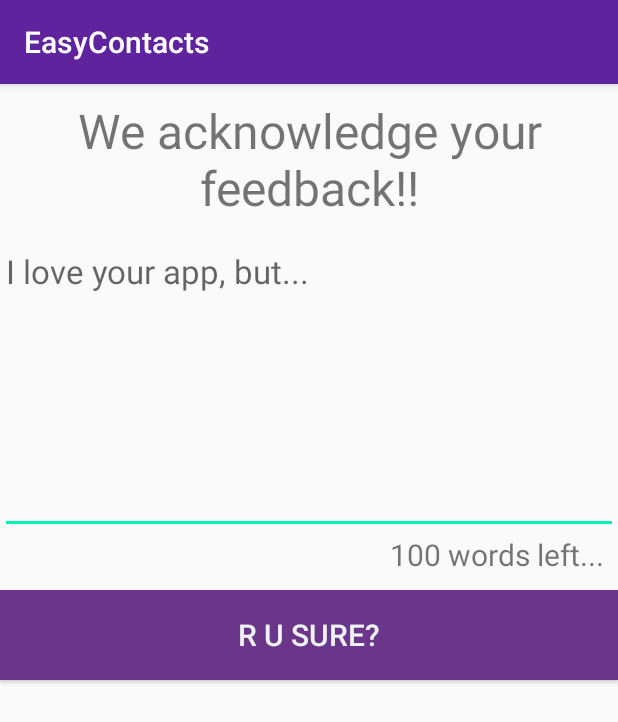
After one commit to Nikhil-Koganti/EasyContacts, an Android app: the FeedbackActivity screen opened directly, with no data from a screen before it, on a phone screen of 412 x 824 dp. The commit adds this screen. Shown: the top 722 px of the screen. Run offline under Robolectric (Android 15) with nearby library versions, the phone set to English and light mode, and no system bars.

Commit message:
Add Feedback Screen

```diff
--- a/app/build.gradle
+++ b/app/build.gradle
@@ -29,5 +29,6 @@ dependencies {
     compile 'com.android.support:support-v4:25.3.1'
     compile 'com.android.support:recyclerview-v7:25.3.1'
     compile 'com.android.support:cardview-v7:25.3.1'
+    compile 'com.android.support.constraint:constraint-layout:1.0.2'
     testCompile 'junit:junit:4.12'
 }
--- a/app/src/main/AndroidManifest.xml
+++ b/app/src/main/AndroidManifest.xml
@@ -2,10 +2,10 @@
 <manifest xmlns:android="http://schemas.android.com/apk/res/android"
     package="com.nikhilkoganti.easycontacts">
 
-    <uses-permission android:name="android.permission.READ_CONTACTS"/>
-    <uses-permission android:name="android.permission.WRITE_CONTACTS"/>
-    <uses-permission android:name="android.permission.READ_CALL_LOG"/>
-    <uses-permission android:name="android.permission.WRITE_CALL_LOG"/>
+    <uses-permission android:name="android.permission.READ_CONTACTS" />
+    <uses-permission android:name="android.permission.WRITE_CONTACTS" />
+    <uses-permission android:name="android.permission.READ_CALL_LOG" />
+    <uses-permission android:name="android.permission.WRITE_CALL_LOG" />
 
     <application
         android:allowBackup="true"
@@ -24,6 +24,7 @@
                 <category android:name="android.intent.category.LAUNCHER" />
             </intent-filter>
         </activity>
+        <activity android:name=".FeedbackActivity"></activity>
     </application>
 
 </manifest>
--- /dev/null
+++ b/app/src/main/java/com/nikhilkoganti/easycontacts/FeedbackActivity.java
@@ -0,0 +1,66 @@
+package com.nikhilkoganti.easycontacts;
+
+import android.support.v7.app.AppCompatActivity;
+import android.os.Bundle;
+import android.text.Editable;
+import android.text.TextWatcher;
+import android.view.View;
+import android.widget.Button;
+import android.widget.EditText;
+import android.widget.TextView;
+import android.widget.Toast;
+
+import java.util.Locale;
+
+public class FeedbackActivity extends AppCompatActivity {
+
+    @Override
+    protected void onCreate(Bundle savedInstanceState) {
+        super.onCreate(savedInstanceState);
+        setContentView(R.layout.activity_feedback);
+
+        Button feedbackButton = (Button) findViewById(R.id.feedback_button);
+        EditText feedbackText = (EditText) findViewById(R.id.feedback_edittext);
+        final TextView wordsLeftTextView = (TextView) findViewById(R.id.words_left_text_view);
+
+        wordsLeftTextView.setText(String.format(Locale.US, getString(R.string.words_left), 100));
+
+        feedbackButton.setOnClickListener(new View.OnClickListener() {
+            @Override
+            public void onClick(View v) {
+
+//                feedbackText.getText().toString();
+
+                Toast.makeText(getApplicationContext(), "Thank you for the feedback", Toast.LENGTH_SHORT).show();
+                finish();
+
+            }
+        });
+
+        feedbackText.addTextChangedListener(new TextWatcher() {
+            @Override
+            public void onTextChanged(CharSequence s, int start, int before, int count) {
+
+                String str = s.toString();
+
+                int spaces = str == null ? 0 : str.length() - str.replace(" ", "").length();
+                wordsLeftTextView.setText(String.format(Locale.US, getString(R.string.words_left), 100 - spaces - 1));
+            }
+
+            @Override
+            public void beforeTextChanged(CharSequence s, int start, int count, int after) {
+
+                // TODO Auto-generated method stub
+            }
+
+            @Override
+            public void afterTextChanged(Editable s) {
+
+                // TODO Auto-generated method stub
+            }
+        });
+
+
+
+    }
+}
--- a/app/src/main/java/com/nikhilkoganti/easycontacts/MainActivity.java
+++ b/app/src/main/java/com/nikhilkoganti/easycontacts/MainActivity.java
@@ -108,6 +108,8 @@ public class MainActivity extends AppCompatActivity implements NewContactFragmen
         //noinspection SimplifiableIfStatement
         if (id == R.id.action_settings) {
             return true;
+        }else if(id == R.id.action_feedback){
+            startActivity(new Intent(getApplicationContext(), FeedbackActivity.class));
         }
 
         return super.onOptionsItemSelected(item);
--- /dev/null
+++ b/app/src/main/res/layout/activity_feedback.xml
@@ -0,0 +1,47 @@
+<?xml version="1.0" encoding="utf-8"?>
+<LinearLayout xmlns:android="http://schemas.android.com/apk/res/android"
+    xmlns:app="http://schemas.android.com/apk/res-auto"
+    xmlns:tools="http://schemas.android.com/tools"
+    android:orientation="vertical"
+    android:layout_width="match_parent"
+    android:layout_height="match_parent"
+    tools:context="com.nikhilkoganti.easycontacts.FeedbackActivity">
+
+    <TextView
+        android:layout_width="match_parent"
+        android:layout_height="100dp"
+        android:text="@string/heading_feedback"
+        android:textSize="32sp"
+        android:labelFor="@+id/feedback_edittext"
+        android:gravity="center"/>
+
+    <EditText
+        android:id="@+id/feedback_edittext"
+        android:layout_width="match_parent"
+        android:layout_height="200dp"
+        android:gravity="top"
+        android:maxEms="500"
+        android:textSize="22sp"
+        android:inputType="textMultiLine"
+        android:hint="@string/feedback_hint"/>
+
+    <TextView
+        android:id="@+id/words_left_text_view"
+        android:layout_width="match_parent"
+        android:layout_height="wrap_content"
+        android:layout_marginEnd="10dp"
+        android:layout_marginBottom="10dp"
+        android:text="@string/words_left"
+        android:textSize="20sp"
+        android:gravity="right"/>
+
+    <Button
+        android:id="@+id/feedback_button"
+        android:layout_width="match_parent"
+        android:layout_height="60dp"
+        android:background="#6a358b"
+        android:textSize="20sp"
+        android:textColor="#eef3f5"
+        android:text="@string/send_feedback"/>
+
+</LinearLayout>
--- a/app/src/main/res/layout/activity_main.xml
+++ b/app/src/main/res/layout/activity_main.xml
@@ -29,6 +29,7 @@
 
     <android.support.v4.view.ViewPager
         android:id="@+id/container"
+        android:background="#FAFAFA"
         android:layout_width="match_parent"
         android:layout_height="match_parent"
         app:layout_behavior="@string/appbar_scrolling_view_behavior" />
--- a/app/src/main/res/layout/contact_item.xml
+++ b/app/src/main/res/layout/contact_item.xml
@@ -39,7 +39,7 @@
                 android:layout_margin="10dp"
                 android:layout_weight="1"
                 android:text="TextView"
-                android:textColor="#1b7ee7"
+                android:textColor="#f7f9f9"
                 android:textSize="24sp"
                 android:textStyle="bold" />
         </LinearLayout>
--- a/app/src/main/res/menu/menu_main.xml
+++ b/app/src/main/res/menu/menu_main.xml
@@ -7,4 +7,11 @@
         android:orderInCategory="100"
         android:title="@string/action_settings"
         app:showAsAction="never" />
+
+    <item
+        android:id="@+id/action_feedback"
+        android:orderInCategory="100"
+        android:title="@string/action_feedback"
+        app:showAsAction="never" />
+
 </menu>
--- a/app/src/main/res/values/strings.xml
+++ b/app/src/main/res/values/strings.xml
@@ -5,4 +5,9 @@
 
     <!-- TODO: Remove or change this placeholder text -->
     <string name="hello_blank_fragment">Hello blank fragment</string>
+    <string name="action_feedback">Feedback</string>
+    <string name="heading_feedback">We acknowledge your feedback!!</string>
+    <string name="send_feedback">R U Sure?</string>
+    <string name="feedback_hint">I love your app, but...</string>
+    <string name="words_left">%d words left...</string>
 </resources>
```
